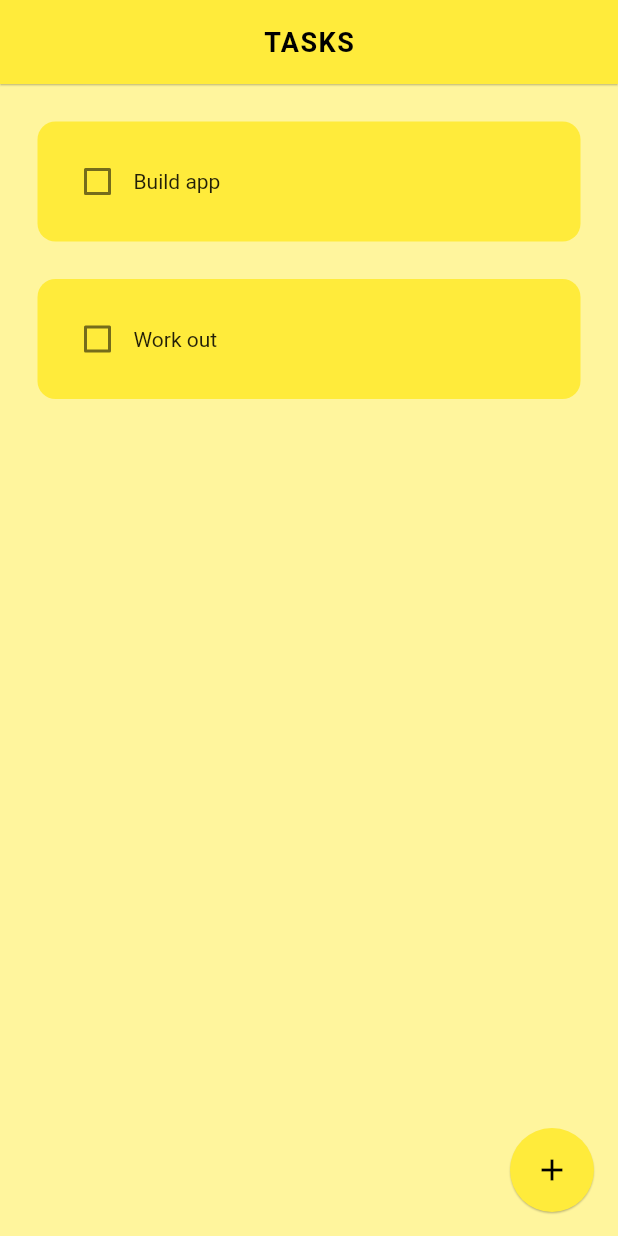
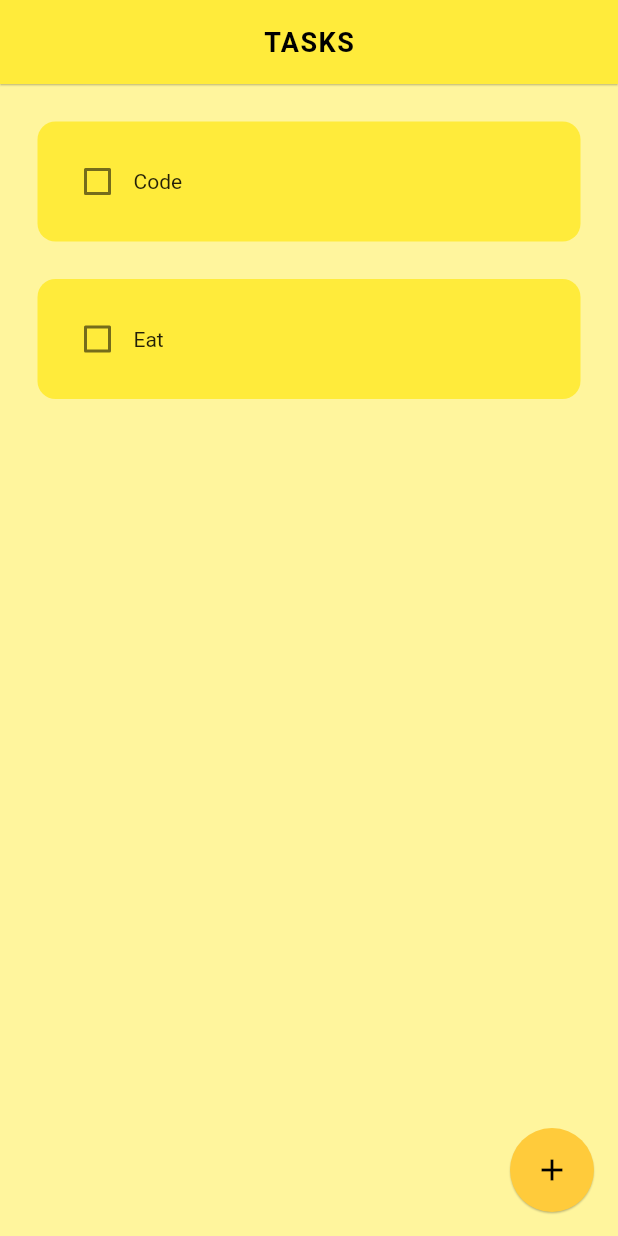
Before and after one commit to zainab-frfr/Task_Master, a Flutter app: the screen it shows after launch, on a phone screen of 412 x 824 dp. Run offline on Flutter 3.47's test engine with Material 2 defaults, Android fonts, the phone set to English and light mode, and no system bars; drawn by our look-alikes of flutter_slidable; our stand-ins replace hive_flutter; accounts and stored records are empty.

Commit message:
final app fr

```diff
--- a/task_master/lib/database.dart
+++ b/task_master/lib/database.dart
@@ -11,8 +11,8 @@ class ToDoDatabase{
   //if first time opening app
   void createInitialData(){
     todolist = [
-      ['Build app',false],
-      ['Work out', false],
+      ['Code',false],
+      ['Eat', false],
     ];
   }
 
--- a/task_master/lib/home.dart
+++ b/task_master/lib/home.dart
@@ -84,6 +84,7 @@ class _MyHomePageState extends State<MyHomePage> {
     return Scaffold(
       backgroundColor: Colors.yellow[200],
       appBar: AppBar(
+        //backgroundColor: Color.fromARGB(255, 255, 203, 59),
         centerTitle: true,
         title: const Text(
           'TASKS',
@@ -98,6 +99,7 @@ class _MyHomePageState extends State<MyHomePage> {
       floatingActionButton: FloatingActionButton(
         onPressed: createNewTask,
         elevation: 0.5,
+        backgroundColor: Color.fromARGB(255, 255, 203, 59),
         child: const Icon(Icons.add),
       ),
       body: ListView.builder(
```
